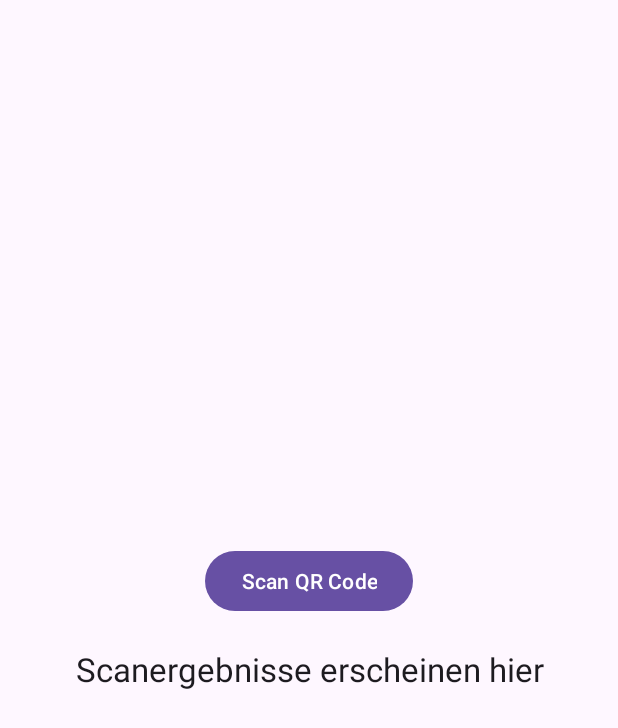
After one commit to TristanHill/Semesterproject_1_Unify, an Android app: the QRCodeScannerActivity screen opened directly, with no data from a screen before it, on a phone screen of 412 x 824 dp. The commit adds this screen. Shown: the top 728 px of the screen. Run offline under Robolectric (Android 15) with nearby library versions, the phone set to English and light mode, and no system bars; our stand-ins replace Firebase (no records; nobody signed in at launch, a user with empty details on screens opened directly); libraries missing offline, so code that uses them is left out: com.journeyapps.barcodescanner.

Commit message:
Added first iteration of QR Scanner

```diff
--- a/Android/app/build.gradle.kts
+++ b/Android/app/build.gradle.kts
@@ -44,6 +44,7 @@ dependencies {
     implementation("com.google.firebase:firebase-analytics")
     implementation("com.google.firebase:firebase-firestore")
     implementation("com.google.firebase:firebase-auth")
+    implementation("com.journeyapps:zxing-android-embedded:4.3.0")
 
     implementation(libs.androidx.core.ktx)
     implementation(libs.androidx.appcompat)
--- /dev/null
+++ b/Android/app/src/main/java/at/fhooe/sail/project/semesterproject1/QRCodeScannerActivity.kt
@@ -0,0 +1,57 @@
+package at.fhooe.sail.project.semesterproject1
+
+import android.os.Bundle
+import android.widget.Button
+import android.widget.TextView
+import android.widget.Toast
+import androidx.appcompat.app.AppCompatActivity
+import com.google.firebase.firestore.FirebaseFirestore
+import com.journeyapps.barcodescanner.ScanContract
+import com.journeyapps.barcodescanner.ScanOptions
+
+class QRCodeScannerActivity : AppCompatActivity() {
+    private val barcodeLauncher = registerForActivityResult(ScanContract()) { result ->
+        if (result.contents == null) {
+            Toast.makeText(this, "Scan canceled", Toast.LENGTH_LONG).show()
+        } else {
+            val scannedData = result.contents
+            Toast.makeText(this, "scanned: $scannedData", Toast.LENGTH_LONG).show()
+            updateResults(scannedData)
+            sendToFirebase(scannedData)
+        }
+    }
+
+    override fun onCreate(savedInstanceState: Bundle?) {
+        super.onCreate(savedInstanceState)
+        setContentView(R.layout.activity_qrscanner)
+
+        val scanButton: Button = findViewById(R.id.scan_button)
+        scanButton.setOnClickListener {
+            startScanning()
+        }
+    }
+
+    private fun startScanning() {
+        val options = ScanOptions()
+        options.setPrompt("Scan a QR-Code")
+        options.setBeepEnabled(false)
+        options.setOrientationLocked(false)
+        barcodeLauncher.launch(options)
+    }
+
+    private fun updateResults(scannedData: String) {
+        val resultsTextView: TextView = findViewById(R.id.scan_results)
+        resultsTextView.text = scannedData
+    }
+
+    private fun sendToFirebase(scannedData: String) {
+        val db = FirebaseFirestore.getInstance()
+        db.collection("ScannedData").add(mapOf("data" to scannedData))
+            .addOnSuccessListener { documentReference ->
+                Toast.makeText(this, "Data Succesfully Transferred. ID: ${documentReference.id}", Toast.LENGTH_SHORT).show()
+            }
+            .addOnFailureListener { e ->
+                Toast.makeText(this, "Error Ocurred when Transferred: ${e.message}", Toast.LENGTH_SHORT).show()
+            }
+    }
+}
--- /dev/null
+++ b/Android/app/src/main/res/layout/activity_qrscanner.xml
@@ -0,0 +1,24 @@
+<?xml version="1.0" encoding="utf-8"?>
+<LinearLayout xmlns:android="http://schemas.android.com/apk/res/android"
+    android:layout_width="match_parent"
+    android:layout_height="match_parent"
+    android:orientation="vertical"
+    android:padding="16dp"
+    android:gravity="center">
+
+    <Button
+        android:id="@+id/scan_button"
+        android:layout_width="wrap_content"
+        android:layout_height="wrap_content"
+        android:text="Scan QR Code" />
+
+    <TextView
+        android:id="@+id/scan_results"
+        android:layout_width="match_parent"
+        android:layout_height="wrap_content"
+        android:layout_marginTop="20dp"
+        android:text="Scanergebnisse erscheinen hier"
+        android:gravity="center"
+        android:textAppearance="?android:attr/textAppearanceLarge" />
+
+</LinearLayout>
--- a/Android/build.gradle.kts
+++ b/Android/build.gradle.kts
@@ -3,4 +3,5 @@ plugins {
     alias(libs.plugins.androidApplication) apply false
     alias(libs.plugins.jetbrainsKotlinAndroid) apply false
     id("com.google.gms.google-services") version "4.4.1" apply false
+
 }
```
Also changed, not shown: Android/app/src/main/AndroidManifest.xml (+11 -0 lines), Android/app/src/main/java/at/fhooe/sail/project/semesterproject1/MainActivity.kt (+15 -1 lines), Android/app/src/main/res/layout/activity_main.xml (+17 -2 lines), 1 other file.
